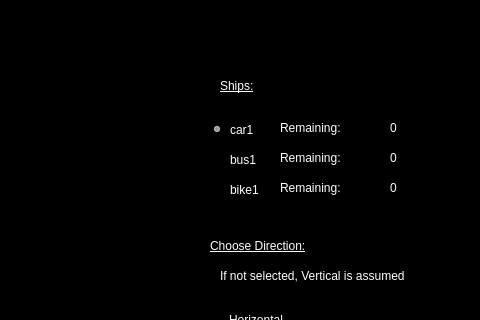
Qt form FrontEndMain/FrontEndMain/menuwindow.ui (drewanderson17/BattleShips) before a commit; both pictures show x 320 to 800 and y 0 to 320 of the 800 by 600 pixel window.
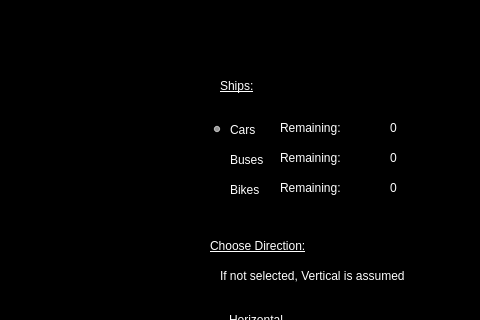
The same form after that commit. The open tabs and pages were chosen to show the change. Icons and pictures are not drawn.

The edit to the form file:
```diff
--- a/FrontEndMain/FrontEndMain/menuwindow.ui
+++ b/FrontEndMain/FrontEndMain/menuwindow.ui
@@ -308,7 +308,7 @@
 font: 14pt &quot;MS Shell Dlg 2&quot;;</string>
       </property>
       <property name="text">
-       <string>car1</string>
+       <string>Cars</string>
       </property>
       <property name="checked">
        <bool>true</bool>
@@ -328,7 +328,7 @@
 font: 14pt &quot;MS Shell Dlg 2&quot;;</string>
       </property>
       <property name="text">
-       <string>bus1</string>
+       <string>Buses</string>
       </property>
      </widget>
      <widget class="QRadioButton" name="bikeRadio">
@@ -345,7 +345,7 @@
 font: 14pt &quot;MS Shell Dlg 2&quot;;</string>
       </property>
       <property name="text">
-       <string>bike1</string>
+       <string>Bikes</string>
       </property>
      </widget>
      <widget class="QLabel" name="RemainingLabel_1">
```
Left out of the diff: 2 changed lines with no effect on the pictures.
